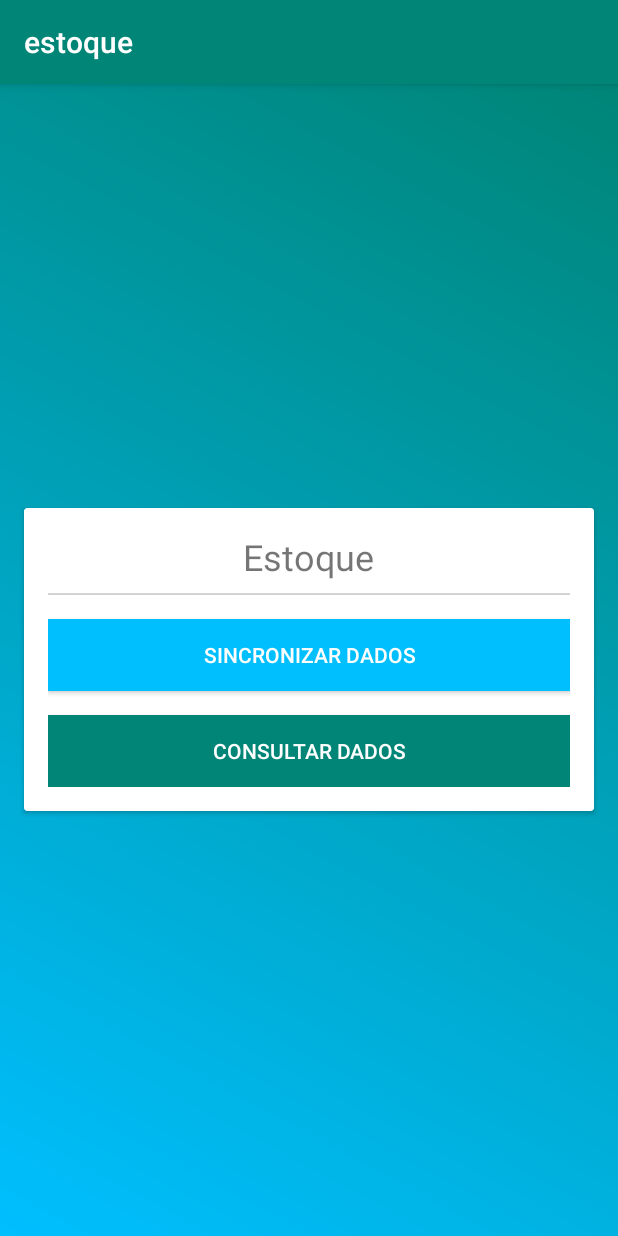
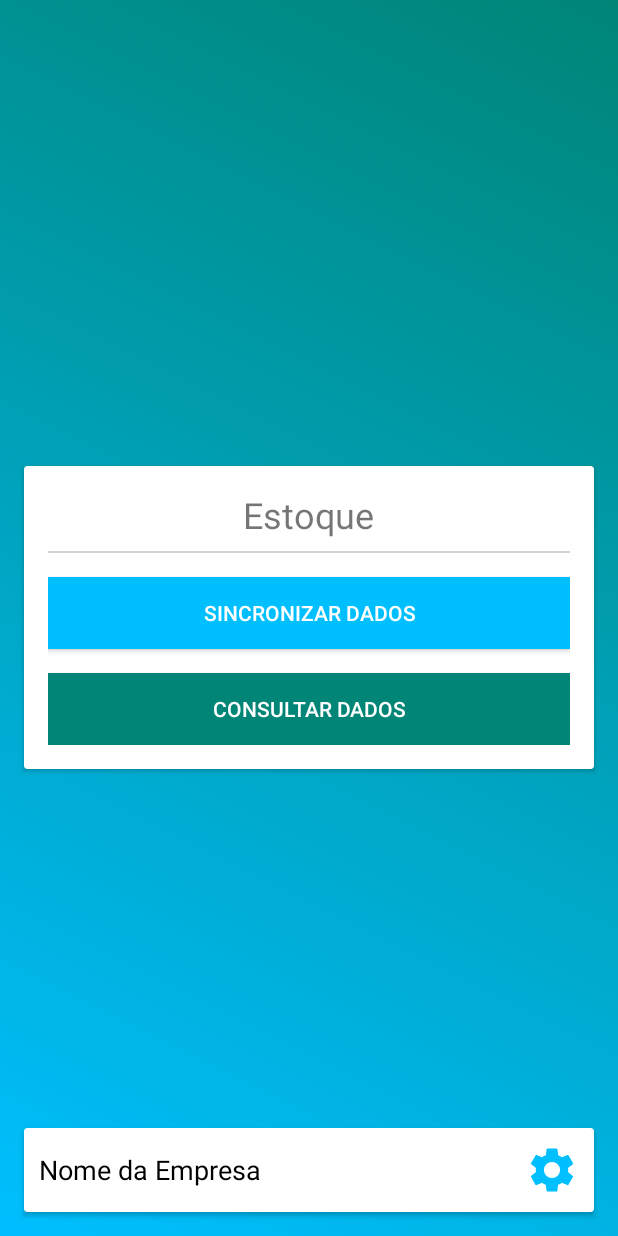
Before and after one commit to Dineysd/app-estoque, an Android app: the screen it shows after launch (MainActivity), on a phone screen of 412 x 824 dp. Run offline under Robolectric (Android 15) with nearby library versions, the phone set to English and light mode, and no system bars.

Commit message:
adicionado roda-pé do menu

```diff
--- a/app/src/main/java/com/projeto/estoque/MainActivity.java
+++ b/app/src/main/java/com/projeto/estoque/MainActivity.java
@@ -9,6 +9,7 @@
     @Override
     protected void onCreate(Bundle savedInstanceState) {
         super.onCreate(savedInstanceState);
+        getSupportActionBar().hide();
         setContentView(R.layout.activity_main);
     }
 }
--- /dev/null
+++ b/app/src/main/res/drawable/ic_engrenagem.xml
@@ -0,0 +1,5 @@
+<vector android:height="36dp" android:tint="#00BFFF"
+    android:viewportHeight="24" android:viewportWidth="24"
+    android:width="36dp" xmlns:android="http://schemas.android.com/apk/res/android">
+    <path android:fillColor="#FF000000" android:pathData="M19.1,12.9a2.8,2.8 0,0 0,0.1 -0.9,2.8 2.8,0 0,0 -0.1,-0.9l2.1,-1.6a0.7,0.7 0,0 0,0.1 -0.6L19.4,5.5a0.7,0.7 0,0 0,-0.6 -0.2l-2.4,1a6.5,6.5 0,0 0,-1.6 -0.9l-0.4,-2.6a0.5,0.5 0,0 0,-0.5 -0.4H10.1a0.5,0.5 0,0 0,-0.5 0.4L9.3,5.4a5.6,5.6 0,0 0,-1.7 0.9l-2.4,-1a0.4,0.4 0,0 0,-0.5 0.2l-2,3.4c-0.1,0.2 0,0.4 0.2,0.6l2,1.6a2.8,2.8 0,0 0,-0.1 0.9,2.8 2.8,0 0,0 0.1,0.9L2.8,14.5a0.7,0.7 0,0 0,-0.1 0.6l1.9,3.4a0.7,0.7 0,0 0,0.6 0.2l2.4,-1a6.5,6.5 0,0 0,1.6 0.9l0.4,2.6a0.5,0.5 0,0 0,0.5 0.4h3.8a0.5,0.5 0,0 0,0.5 -0.4l0.3,-2.6a5.6,5.6 0,0 0,1.7 -0.9l2.4,1a0.4,0.4 0,0 0,0.5 -0.2l2,-3.4c0.1,-0.2 0,-0.4 -0.2,-0.6ZM12,15.6A3.6,3.6 0,1 1,15.6 12,3.6 3.6,0 0,1 12,15.6Z"/>
+</vector>
--- a/app/src/main/res/layout/activity_main.xml
+++ b/app/src/main/res/layout/activity_main.xml
@@ -53,4 +53,44 @@
 
     </androidx.cardview.widget.CardView>
 
+    <androidx.cardview.widget.CardView
+        android:layout_width="match_parent"
+        android:layout_height="56dp"
+        android:layout_alignParentBottom="true"
+        android:elevation="6dp"
+        android:radius="6dp"
+        android:layout_marginLeft="16dp"
+        android:layout_marginRight="16dp"
+        android:layout_marginBottom="16dp"
+        android:background="#FFFFFF">
+
+        <RelativeLayout
+            android:layout_width="match_parent"
+            android:layout_height="wrap_content"
+            android:layout_gravity="center">
+
+            <TextView
+                android:padding="10dp"
+                android:id="@+id/company_name_textview"
+                android:layout_width="wrap_content"
+                android:layout_height="wrap_content"
+                android:text="Nome da Empresa"
+                android:textColor="#000000"
+                android:textSize="18sp"
+                android:layout_centerVertical="true"
+                android:layout_alignParentLeft="true" />
+
+            <ImageView
+                android:padding="10dp"
+                android:id="@+id/settings_icon_imageview"
+                android:layout_width="wrap_content"
+                android:layout_height="wrap_content"
+                android:src="@drawable/ic_engrenagem"
+                android:layout_centerVertical="true"
+                android:layout_alignParentRight="true" />
+
+        </RelativeLayout>
+
+
+    </androidx.cardview.widget.CardView>
 </RelativeLayout>
```
